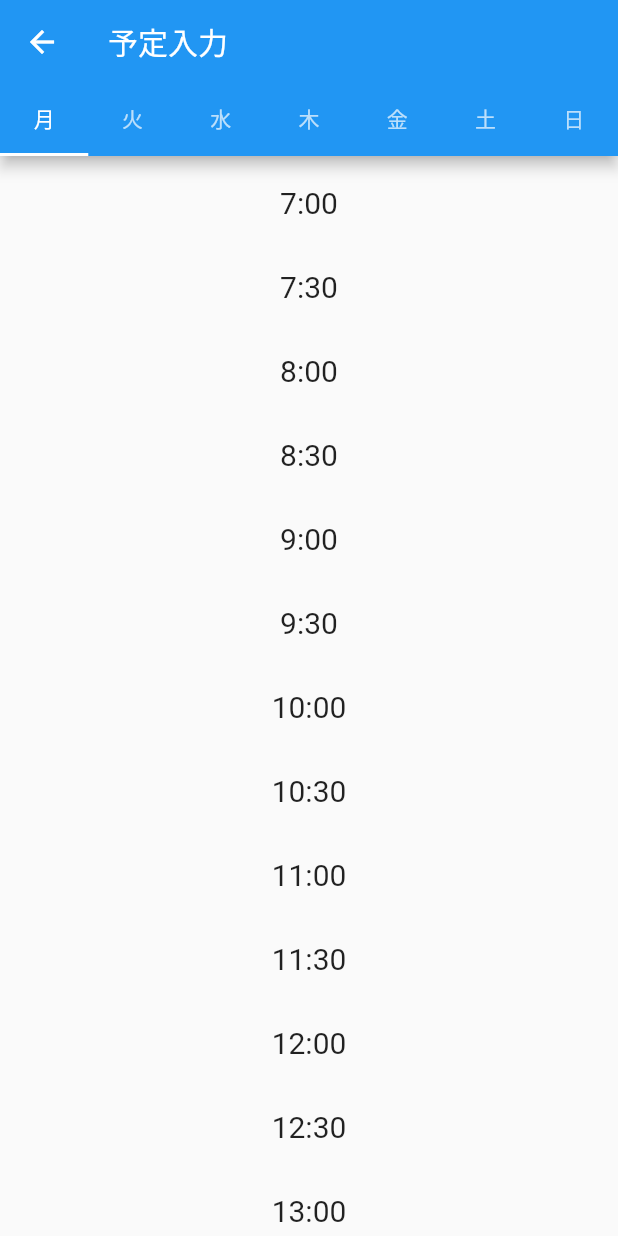
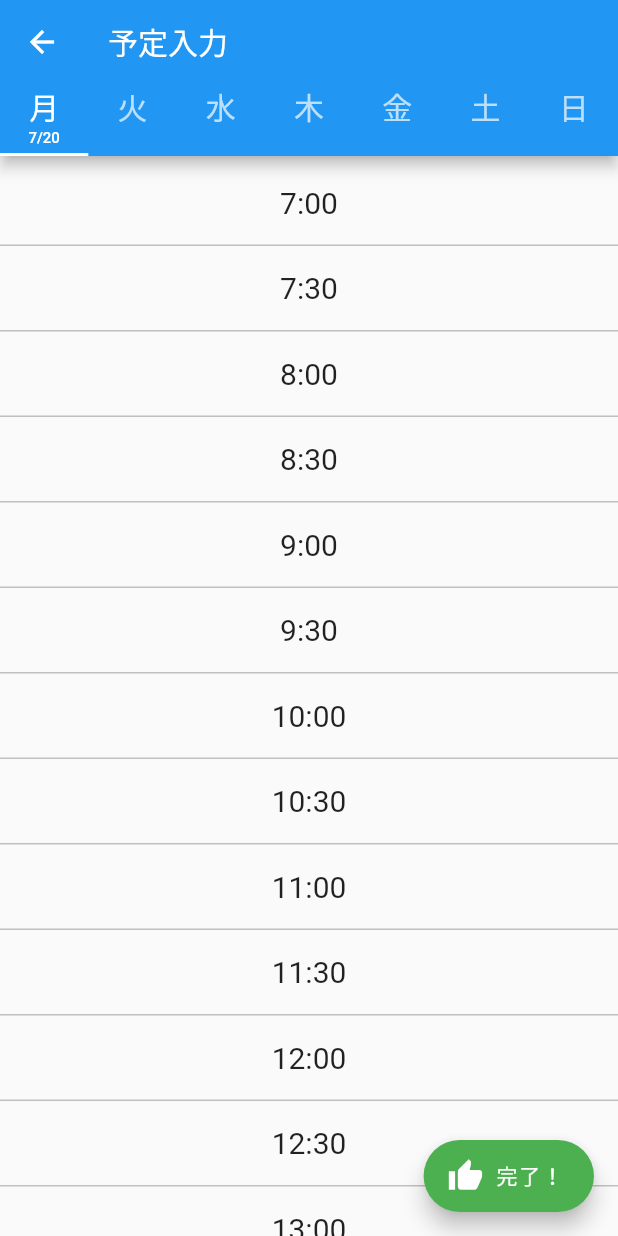
Before and after one commit to lasurstein/team4, a Flutter app: the WeekPlanPage screen opened directly, on a phone screen of 412 x 824 dp. Run offline on Flutter 3.47's test engine with Material 2 defaults, Android fonts, the phone set to English and light mode, and no system bars.

Commit message:
予定の選択・他ページとの予約受け渡し機能追加/選択タブのみ日付を表示

```diff
--- a/lib/kadai2.dart
+++ b/lib/kadai2.dart
@@ -4,8 +4,14 @@ import 'package:team4/util/hexcolor.dart';
 void main() => runApp(new MaterialApp(
       home: HomeWork(),
     ));
+//void main() => runApp(new MaterialApp(
+//      home: HomeWork(),
+//    ));
 
 class HomeWork extends StatefulWidget {
+  HomeWork({this.planTimes});
+  final List<List<bool>> planTimes; //予定入力画面で予定ありとして選択した枠がtrueになっている
+
   @override
   _HomeWorkState createState() => _HomeWorkState();
 }
--- a/lib/plan.dart
+++ b/lib/plan.dart
@@ -1,6 +1,9 @@
 import 'package:flutter/material.dart';
+import 'kadai2.dart';
 
 class WeekPlanPage extends StatefulWidget {
+  WeekPlanPage({Key key}) : super(key: key);
+
   @override
   _WeekPlanPageState createState() => _WeekPlanPageState();
 }
@@ -17,16 +20,49 @@ class DayOfWeek {
 class _WeekPlanPageState extends State<WeekPlanPage>
     with SingleTickerProviderStateMixin {
   TabController _tabController;
+  int _selectTabIndex = 0;
 
   static DateTime _now = DateTime.now();
   static DateTime _thisWeekMonday =
   _now.subtract(new Duration(days: _now.weekday - 1));
-  var _weekName = ['月', '火', '水', '木', '金', '土', '日'];
+
+  final timeList = [
+    7,
+    8,
+    9,
+    10,
+    11,
+    12,
+    13,
+    14,
+    15,
+    16,
+    17,
+    18,
+    19,
+    20,
+    21,
+    22
+  ];
+
+  static _WeekPlanPageState of(BuildContext context) {
+    return context.ancestorStateOfType(TypeMatcher<_WeekPlanPageState>());
+  }
+
+  List<List<bool>> _selectedTime = List.generate(
+      7, (_) => List.generate(31, (_) => false));
 
   @override
   void initState() {
     super.initState();
     _tabController = TabController(vsync: this, length: 7);
+    _tabController.addListener(() {
+      setState(() {
+        _selectTabIndex = _tabController.index;
+      });
+
+      print("Selected Index: " + _tabController.index.toString());
+    });
   }
 
   @override
@@ -35,7 +71,19 @@ class _WeekPlanPageState extends State<WeekPlanPage>
     super.dispose();
   }
 
-  var timeList = [7, 8, 9, 10, 11, 12, 13, 14, 15, 16, 17, 18, 19, 20, 21, 22];
+  void selectItems(int numberOfWeek, int time) {
+    print(_selectedTime[numberOfWeek][time]);
+    setState(() => {
+      _selectedTime[numberOfWeek][time] =
+      (_selectedTime[numberOfWeek][time]) ? false : true
+    });
+    print(
+        '${numberOfWeek}, ${time} pushed. after:${_selectedTime[numberOfWeek][time]}');
+  }
+
+  void selectTabs() {
+
+  }
 
   final List<DayOfWeek> weekData = [
     DayOfWeek(
@@ -44,33 +92,57 @@ class _WeekPlanPageState extends State<WeekPlanPage>
         dayOfWeek: '月',
         numberOfWeek: 1),
     DayOfWeek(
-        month: _thisWeekMonday.add(new Duration(days: 1)).month,
-        day: _thisWeekMonday.add(new Duration(days: 1)).day,
+        month: _thisWeekMonday
+            .add(new Duration(days: 1))
+            .month,
+        day: _thisWeekMonday
+            .add(new Duration(days: 1))
+            .day,
         dayOfWeek: '火',
         numberOfWeek: 2),
     DayOfWeek(
-        month: _thisWeekMonday.add(new Duration(days: 2)).month,
-        day: _thisWeekMonday.add(new Duration(days: 2)).day,
+        month: _thisWeekMonday
+            .add(new Duration(days: 2))
+            .month,
+        day: _thisWeekMonday
+            .add(new Duration(days: 2))
+            .day,
         dayOfWeek: '水',
         numberOfWeek: 3),
     DayOfWeek(
-        month: _thisWeekMonday.add(new Duration(days: 3)).month,
-        day: _thisWeekMonday.add(new Duration(days: 3)).day,
+        month: _thisWeekMonday
+            .add(new Duration(days: 3))
+            .month,
+        day: _thisWeekMonday
+            .add(new Duration(days: 3))
+            .day,
         dayOfWeek: '木',
         numberOfWeek: 4),
     DayOfWeek(
-        month: _thisWeekMonday.add(new Duration(days: 4)).month,
-        day: _thisWeekMonday.add(new Duration(days: 4)).day,
+        month: _thisWeekMonday
+            .add(new Duration(days: 4))
+            .month,
+        day: _thisWeekMonday
+            .add(new Duration(days: 4))
+            .day,
         dayOfWeek: '金',
         numberOfWeek: 5),
     DayOfWeek(
-        month: _thisWeekMonday.add(new Duration(days: 5)).month,
-        day: _thisWeekMonday.add(new Duration(days: 5)).day,
+        month: _thisWeekMonday
+            .add(new Duration(days: 5))
+            .month,
+        day: _thisWeekMonday
+            .add(new Duration(days: 5))
+            .day,
         dayOfWeek: '土',
         numberOfWeek: 6),
     DayOfWeek(
-        month: _thisWeekMonday.add(new Duration(days: 6)).month,
-        day: _thisWeekMonday.add(new Duration(days: 6)).day,
+        month: _thisWeekMonday
+            .add(new Duration(days: 6))
+            .month,
+        day: _thisWeekMonday
+            .add(new Duration(days: 6))
+            .day,
         dayOfWeek: '日',
         numberOfWeek: 7),
   ];
@@ -83,40 +155,81 @@ class _WeekPlanPageState extends State<WeekPlanPage>
           bottom: new TabBar(
               controller: _tabController,
               tabs: weekData
-                  .map((w) => Tab(text: "${w.dayOfWeek}"))
+                  .map((w) =>
+                  Tab(child: Container(child: Column(
+                      crossAxisAlignment: CrossAxisAlignment.center,
+                      children: <Widget>[
+                        Text("${w.dayOfWeek}", style: TextStyle(fontSize: (_selectTabIndex == w.numberOfWeek - 1) ? 20.0 : 20.0)),
+                        if(_selectTabIndex == w.numberOfWeek - 1) Text("${w.month}/${w.day}", style: TextStyle(fontSize: 10.0)),
+                      ]))))
                   .toList())),
       body: TabBarView(
           controller: _tabController,
-          children: weekData.map((w) => DayPlan(w.dayOfWeek)).toList()),
+          children: weekData.map((w) =>
+              DayPlan(weekDate: w,
+                  selectedTimeOfDay: _selectedTime[w.numberOfWeek - 1],
+                  itemSelector: selectItems)).toList()
+      ),
+      floatingActionButton: FloatingActionButton.extended(
+        onPressed: () {
+          Navigator.of(context).push(
+            MaterialPageRoute(
+              builder: (context) {
+                print(_selectedTime);
+                return HomeWork(planTimes: _selectedTime);
+              },
+            ),
+          );
+        },
+        label: Text('完了！'),
+        icon: Icon(Icons.thumb_up),
+        backgroundColor: Colors.green,
+      ), // This trailing comma makes auto-formatting nicer for build methods.
     );
   }
 }
 
-Widget DayPlan(dayOfWeek) {
-  List<bool> selectedBool = List.generate(31, (i) => false);
+class DayPlan extends StatelessWidget {
+  DayPlan({this.weekDate, this.selectedTimeOfDay, this.itemSelector});
 
-//  final items = List<int>.generate(28, (i) => i);
-//  final times = items
-//      .asMap().forEach((item, index) => {
-//            Text('${index + 7}:${(index.isOdd) ? '30' : '00'}',
-//                textAlign: TextAlign.center, style: TextStyle(fontSize: 20.0)),
-//      });
+  final DayOfWeek weekDate;
+  final List<bool> selectedTimeOfDay;
+  final void Function(int, int) itemSelector;
 
-
-
+  @override
+  Widget build(BuildContext context) {
     return ListView.builder(
         scrollDirection: Axis.vertical,
         padding: EdgeInsets.only(top: 3.0, bottom: 3.0),
         shrinkWrap: true,
         itemBuilder: (context, i) {
           if (i < 31) {
-          return ListTile(
-            title: Text('${(7+(i-i%2)/2).round()}:${i.isOdd ? '30' : '00'}', textAlign: TextAlign.center, style: TextStyle(fontSize: 20.0)),
-            selected: selectedBool[i],
+            return new Container (
+                child: ListTileTheme(
+                    selectedColor: Colors.grey,
+                    child: ListTile(
+                      title: Text('${(7 + (i - i % 2) / 2).round()}:${i.isOdd
+                          ? '30'
+                          : '00'}', textAlign: TextAlign.center,
+                          style: TextStyle(fontSize: 20.0)),
+                      selected: selectedTimeOfDay[i],
                       onTap: () {
-              selectedBool[i] = selectedBool[i] ? false : true;
+                        _WeekPlanPageState.of(context).selectItems(
+                            weekDate.numberOfWeek - 1, i);
                       },
+                    )),
+                decoration: new BoxDecoration(
+                  color: selectedTimeOfDay[i]
+                      ? Colors.deepOrange[100]
+                      : Colors.transparent,
+                  border: new Border(
+                    bottom: new BorderSide(
+                      color: Color(0xFFC0C0C0),
+                    ),
+                  ),
+                )
             );
           }
         });
   }
+}
```
Lines whose indentation alone changed are shown as unchanged.
